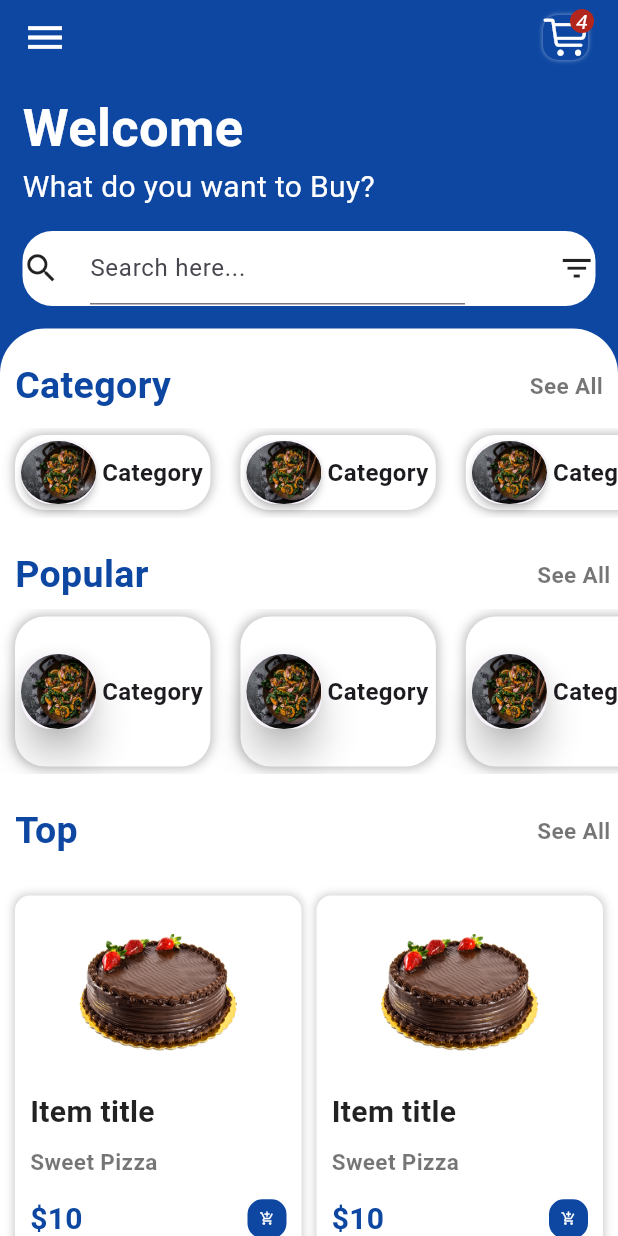
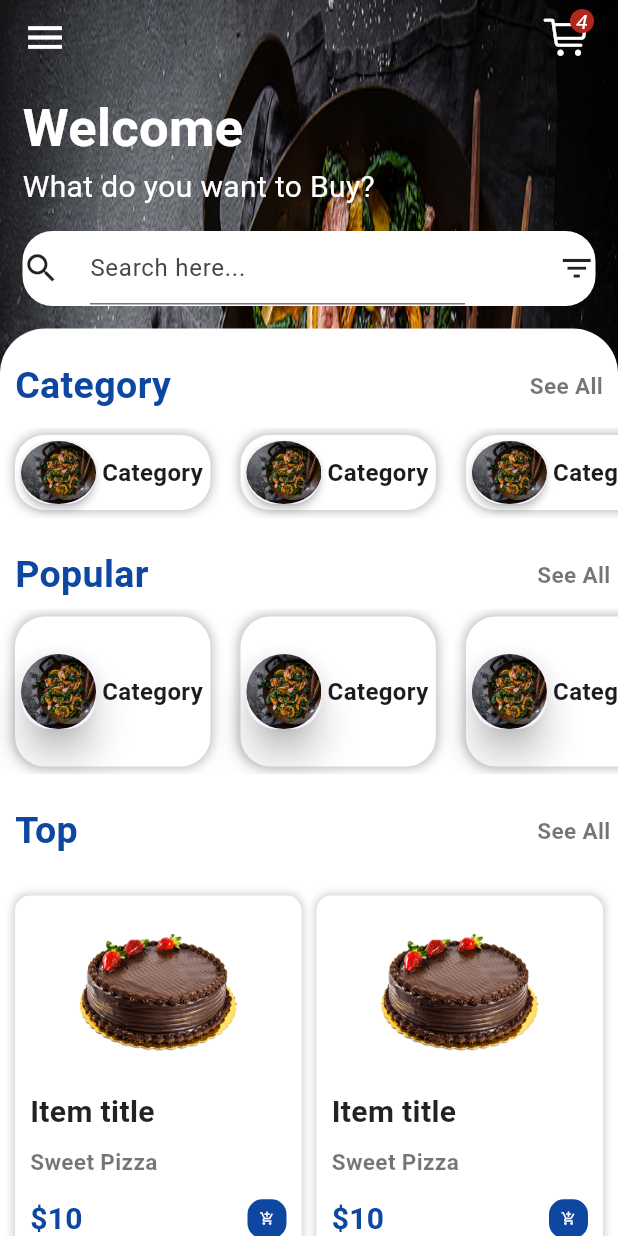
Before and after one commit to qotibaeiad/bring, a Flutter app: the screen it shows after launch, on a phone screen of 412 x 824 dp. Run offline on Flutter 3.47's test engine with Material 3 defaults, Android fonts, the phone set to English and light mode, and no system bars; our stand-ins replace socket_io_client; accounts and stored records are empty; network calls fail.

Commit message:
fix colors

```diff
--- a/lib/screen/splashscreen.dart
+++ b/lib/screen/splashscreen.dart
@@ -10,8 +10,16 @@ class SplashScreen extends StatelessWidget {
   @override
   Widget build(BuildContext context) {
     return Scaffold(
-      backgroundColor: Colors.blue[900],
-      body: SafeArea(
+      //backgroundColor: Colors.blue[900],
+      body: Container(
+        decoration: BoxDecoration(
+          image: DecorationImage(
+            image:
+                AssetImage('images/logo1.jpg'), // Replace with your image path
+            fit: BoxFit.fill,
+          ),
+        ),
+        child: SafeArea(
           child: SingleChildScrollView(
             child: Column(
               children: [
@@ -26,15 +34,6 @@ class SplashScreen extends StatelessWidget {
                         size: 30,
                       ),
                       Container(
-                      decoration: BoxDecoration(
-                        color: Colors.blue[900],
-                        borderRadius: BorderRadius.circular(10),
-                        boxShadow: [
-                          BoxShadow(
-                              color: Colors.white.withOpacity(0.5),
-                              blurRadius: 2),
-                        ],
-                      ),
                         child: Badge.count(
                           count: 4,
                           textStyle: TextStyle(
@@ -96,7 +95,8 @@ class SplashScreen extends StatelessWidget {
                         margin: EdgeInsets.only(left: 20),
                         width: 250,
                         child: TextFormField(
-                        decoration: InputDecoration(hintText: 'Search here...'),
+                          decoration:
+                              InputDecoration(hintText: 'Search here...'),
                         ),
                       ),
                       Spacer(),
@@ -130,6 +130,7 @@ class SplashScreen extends StatelessWidget {
             ),
           ),
         ),
+      ),
     );
   }
 }
```
Lines whose indentation alone changed are shown as unchanged.
